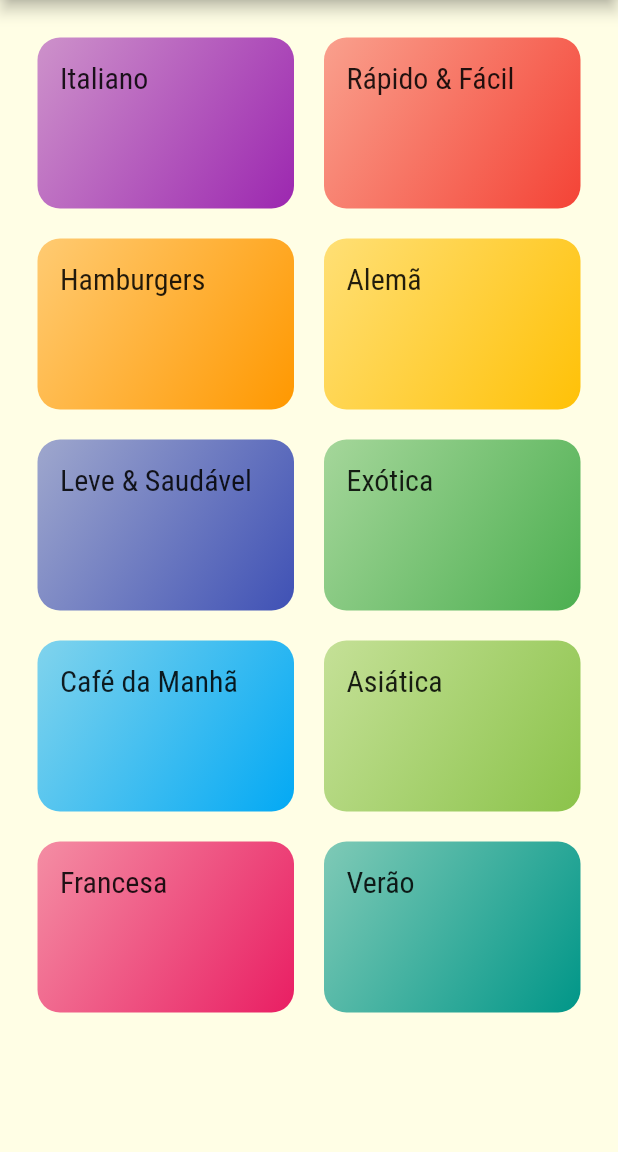
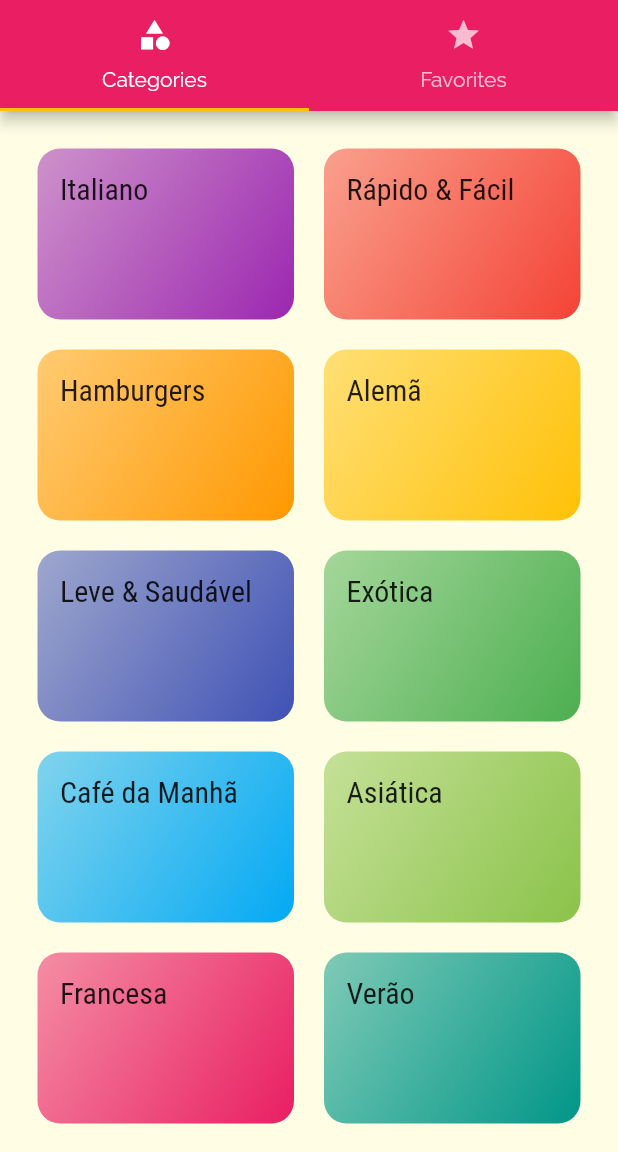
Before and after one commit to augustoveiga/meals, a Flutter app: the screen it shows after launch, on a phone screen of 412 x 824 dp, the part 84-1236 px from its top. Run offline on Flutter 3.47's test engine with Material 2 defaults, Android fonts, the phone set to English and light mode, and no system bars.

```diff
--- a/lib/main.dart
+++ b/lib/main.dart
@@ -1,8 +1,9 @@
 import 'package:flutter/material.dart';
-import 'screens/categories_screen.dart';
 import 'screens/categories_meals_screen.dart';
 import 'screens/meal_detail_screen.dart';
 import 'utils/app_routes.dart';
+import 'package:meals/screens/tabs_screen.dart';
+import 'screens/error_screen.dart';
 
 void main() => runApp(MyApp());
 
@@ -25,14 +26,14 @@ class MyApp extends StatelessWidget {
       ),
       routes: {
         //home ou tela inicial
-        AppRoutes.HOME: (_) => CategoriesScreen(),
+        AppRoutes.HOME: (_) => TabsScreen(),
         AppRoutes.CATEGORIES_MEALS: (_) => CategoriesMealsScreen(),
         AppRoutes.MEAL_DETAIL: (_) => MealDeataisScreen(),
       },
       onUnknownRoute: (settings) {
         return MaterialPageRoute(
           builder: (_) {
-            return CategoriesScreen();
+            return ErrorScreen();
           },
         );
       },
--- a/lib/screens/categories_screen.dart
+++ b/lib/screens/categories_screen.dart
@@ -5,11 +5,7 @@ import '../data/dummy_data.dart';
 class CategoriesScreen extends StatelessWidget {
   @override
   Widget build(BuildContext context) {
-    return Scaffold(
-      appBar: AppBar(
-        title: Text('Vamos Cozinhar?'),
-      ),
-      body: GridView(
+    return GridView(
       padding: const EdgeInsets.all(25),
       gridDelegate: SliverGridDelegateWithMaxCrossAxisExtent(
         maxCrossAxisExtent: 200,
@@ -20,7 +16,6 @@ class CategoriesScreen extends StatelessWidget {
       children: DUMMY_CATEGORIES.map((cat) {
         return CategoryItem(cat);
       }).toList(),
-      ),
     );
   }
 }
--- /dev/null
+++ b/lib/screens/tabs_screen.dart
@@ -0,0 +1,35 @@
+import 'package:flutter/material.dart';
+import 'categories_screen.dart';
+import 'favorite_screen.dart';
+
+class TabsScreen extends StatelessWidget {
+  @override
+  Widget build(BuildContext context) {
+    return DefaultTabController(
+      length: 2,
+      child: Scaffold(
+        appBar: AppBar(
+          title: Text('Vamos Cozinhar?'),
+          bottom: TabBar(
+            tabs: [
+              Tab(
+                icon: Icon(Icons.category),
+                text: 'Categories',
+              ),
+              Tab(
+                icon: Icon(Icons.star),
+                text: 'Favorites',
+              ),
+            ],
+          ),
+        ),
+        body: TabBarView(
+          children: [
+            CategoriesScreen(),
+            FavoriteScreen(),
+          ],
+        ),
+      ),
+    );
+  }
+}
```
Also changed, not shown: lib/screens/error_screen.dart (added, +15 -0 lines), lib/screens/favorite_screen.dart (added, +10 -0 lines). Lines whose indentation alone changed are shown as unchanged.
